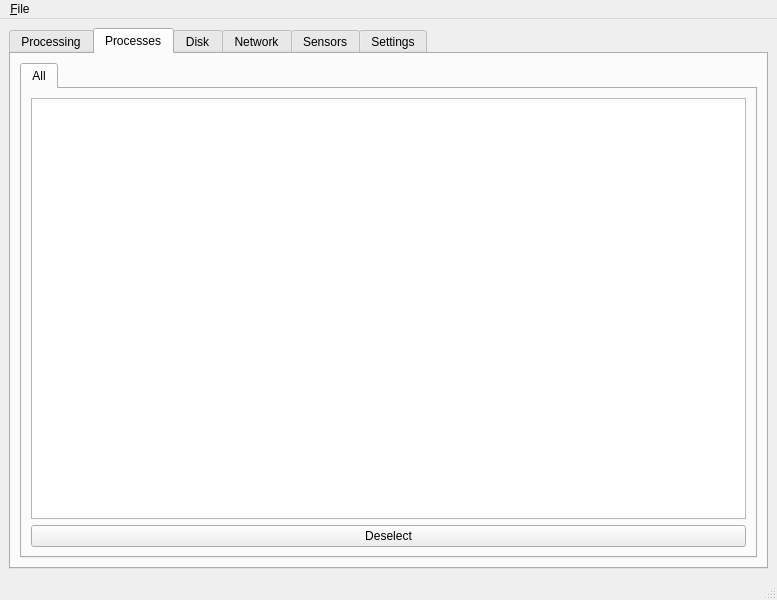
First picture: the form in ui/rsrc.ui, repository deskos-xp/hydrogenous, before the edit.
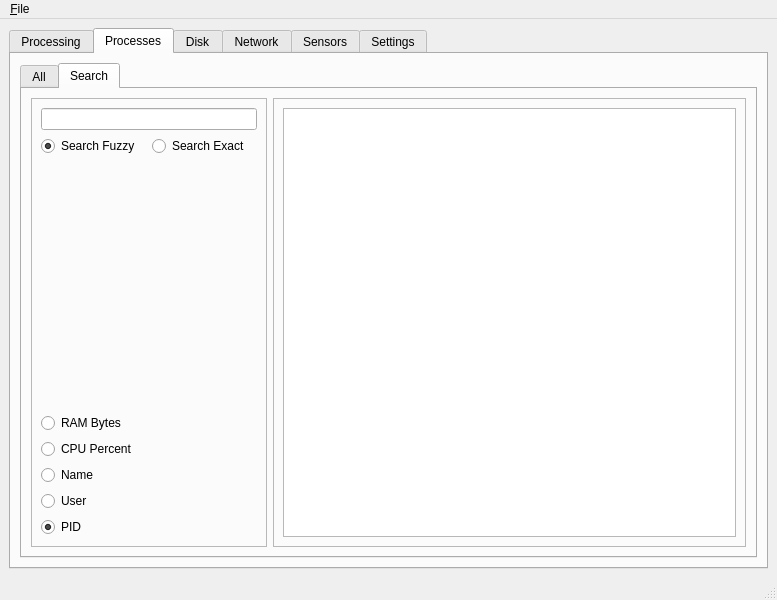
Second picture: the form after the edit. The open tabs and pages were chosen to show the change. Icons and pictures are not drawn.

Commit message: added updates to search sub tab of processes tab

What changed in the file:
```diff
--- a/ui/rsrc.ui
+++ b/ui/rsrc.ui
@@ -152,6 +152,160 @@
               </item>
              </layout>
             </widget>
+            <widget class="QWidget" name="search">
+             <attribute name="title">
+              <string>Search</string>
+             </attribute>
+             <layout class="QGridLayout" name="gridLayout_26">
+              <item row="0" column="0">
+               <layout class="QGridLayout" name="gridLayout_12">
+                <item row="0" column="1">
+                 <widget class="QFrame" name="frameTasks">
+                  <property name="sizePolicy">
+                   <sizepolicy hsizetype="Preferred" vsizetype="Preferred">
+                    <horstretch>2</horstretch>
+                    <verstretch>0</verstretch>
+                   </sizepolicy>
+                  </property>
+                  <property name="frameShape">
+                   <enum>QFrame::StyledPanel</enum>
+                  </property>
+                  <property name="frameShadow">
+                   <enum>QFrame::Raised</enum>
+                  </property>
+                  <layout class="QGridLayout" name="gridLayout_40">
+                   <item row="0" column="0">
+                    <layout class="QGridLayout" name="gridLayout_36">
+                     <item row="0" column="0">
+                      <widget class="QTableView" name="discovered_tasks"/>
+                     </item>
+                    </layout>
+                   </item>
+                  </layout>
+                 </widget>
+                </item>
+                <item row="0" column="0">
+                 <widget class="QFrame" name="frameControls">
+                  <property name="sizePolicy">
+                   <sizepolicy hsizetype="Preferred" vsizetype="Preferred">
+                    <horstretch>1</horstretch>
+                    <verstretch>0</verstretch>
+                   </sizepolicy>
+                  </property>
+                  <property name="frameShape">
+                   <enum>QFrame::StyledPanel</enum>
+                  </property>
+                  <property name="frameShadow">
+                   <enum>QFrame::Raised</enum>
+                  </property>
+                  <layout class="QGridLayout" name="gridLayout_35">
+                   <item row="0" column="0">
+                    <layout class="QGridLayout" name="gridLayout_28">
+                     <item row="6" column="0">
+                      <widget class="QRadioButton" name="searchOption_pid">
+                       <property name="text">
+                        <string>PID</string>
+                       </property>
+                       <property name="checked">
+                        <bool>true</bool>
+                       </property>
+                       <attribute name="buttonGroup">
+                        <string notr="true">buttonGroup_2</string>
+                       </attribute>
+                      </widget>
+                     </item>
+                     <item row="5" column="0">
+                      <widget class="QRadioButton" name="searchOption_user">
+                       <property name="text">
+                        <string>User</string>
+                       </property>
+                       <attribute name="buttonGroup">
+                        <string notr="true">buttonGroup_2</string>
+                       </attribute>
+                      </widget>
+                     </item>
+                     <item row="2" column="0">
+                      <widget class="QRadioButton" name="searchOption_ram">
+                       <property name="text">
+                        <string>RAM Bytes</string>
+                       </property>
+                       <attribute name="buttonGroup">
+                        <string notr="true">buttonGroup_2</string>
+                       </attribute>
+                      </widget>
+                     </item>
+                     <item row="4" column="0">
+                      <widget class="QRadioButton" name="searchOption_name">
+                       <property name="text">
+                        <string>Name</string>
+                       </property>
+                       <attribute name="buttonGroup">
+                        <string notr="true">buttonGroup_2</string>
+                       </attribute>
+                      </widget>
+                     </item>
+                     <item row="3" column="0">
+                      <widget class="QRadioButton" name="searchOption_cpu">
+                       <property name="text">
+                        <string>CPU Percent</string>
+                       </property>
+                       <attribute name="buttonGroup">
+                        <string notr="true">buttonGroup_2</string>
+                       </attribute>
+                      </widget>
+                     </item>
+                     <item row="1" column="0">
+                      <layout class="QGridLayout" name="gridLayout_41">
+                       <item row="2" column="1">
+                        <widget class="QRadioButton" name="searchExact">
+                         <property name="text">
+                          <string>Search Exact</string>
+                         </property>
+                         <attribute name="buttonGroup">
+                          <string notr="true">buttonGroup</string>
+                         </attribute>
+                        </widget>
+                       </item>
+                       <item row="2" column="0">
+                        <widget class="QRadioButton" name="searchFuzzy">
+                         <property name="text">
+                          <string>Search Fuzzy</string>
+                         </property>
+                         <property name="checked">
+                          <bool>true</bool>
+                         </property>
+                         <attribute name="buttonGroup">
+                          <string notr="true">buttonGroup</string>
+                         </attribute>
+                        </widget>
+                       </item>
+                       <item row="3" column="0">
+                        <spacer name="verticalSpacer">
+                         <property name="orientation">
+                          <enum>Qt::Vertical</enum>
+                         </property>
+                         <property name="sizeHint" stdset="0">
+                          <size>
+                           <width>20</width>
+                           <height>40</height>
+                          </size>
+                         </property>
+                        </spacer>
+                       </item>
+                      </layout>
+                     </item>
+                     <item row="0" column="0">
+                      <widget class="QLineEdit" name="process_search"/>
+                     </item>
+                    </layout>
+                   </item>
+                  </layout>
+                 </widget>
+                </item>
+               </layout>
+              </item>
+             </layout>
+            </widget>
            </widget>
           </item>
          </layout>
```
Left out of the diff: 20 changed lines with no effect on the pictures. The commit also changes 14 other files.
